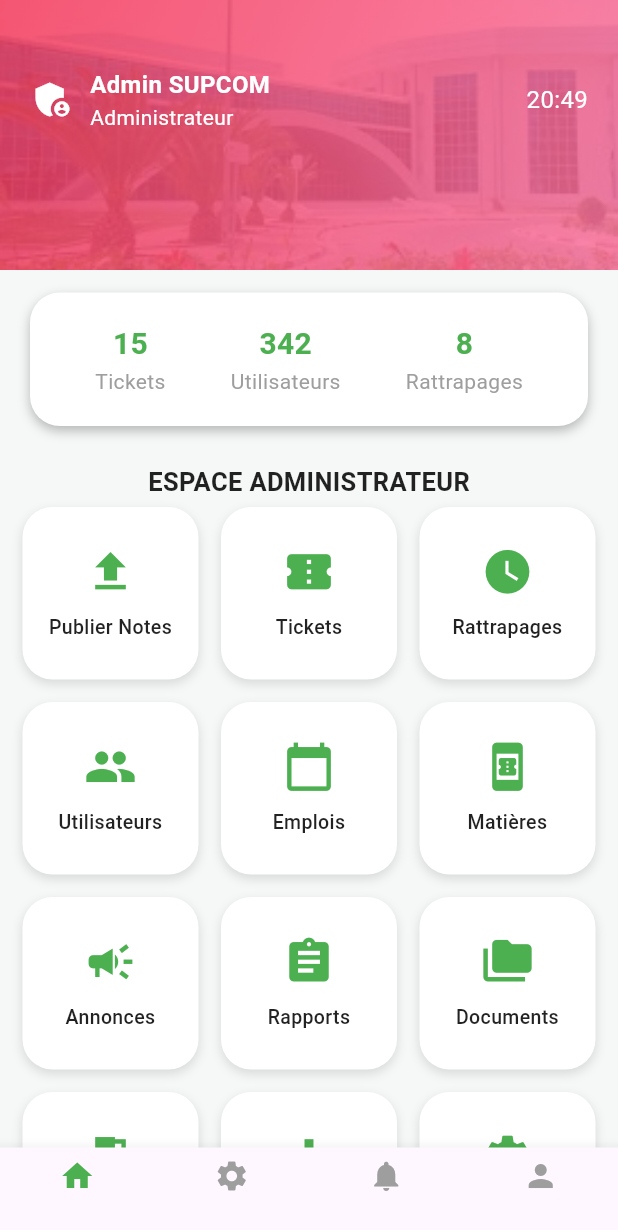
After one commit to Zaynebblk/MobileProj, a Flutter app: the AdminHomePage screen opened by its route, on a phone screen of 412 x 824 dp. The commit adds this screen. Shown: the top 1230 px of the screen. Run offline on Flutter 3.47's test engine with Material 3 defaults, Android fonts, the phone set to English and light mode, and no system bars; our stand-ins replace iconsax.

Commit message:
admin+publier notes

```diff
--- a/lib/main.dart
+++ b/lib/main.dart
@@ -2,6 +2,8 @@
 import 'pages/login.dart';
 import 'pages/forgot_password.dart';
 import 'pages/prof.dart';
+import 'pages/notes.dart';
+import 'pages/admin.dart';
 
 
 void main() {
@@ -20,6 +22,8 @@
         "/": (context) => LoginPage(),
         '/forgotpass': (context) => ForgotPasswordPage(),
         '/prof': (context) => const ProfHomePage(),
+        '/admin': (context) => const AdminHomePage(),
+        '/notes': (context) => const PublierNotesPage(),
 
       },
     );
--- /dev/null
+++ b/lib/pages/admin.dart
@@ -0,0 +1,294 @@
+import 'package:flutter/material.dart';
+
+ import 'notes.dart';
+
+class AdminHomePage extends StatelessWidget {
+  const AdminHomePage({super.key});
+
+  @override
+  Widget build(BuildContext context) {
+    return Scaffold(
+      backgroundColor: const Color(0xffF5F8F7),
+      bottomNavigationBar: buildBottomNavBar(),
+      body: SingleChildScrollView(
+        child: Column(
+          children: [
+            _buildHeader(),
+            const SizedBox(height: 15),
+            _buildStatsCard(),
+            const SizedBox(height: 20),
+            _buildSectionTitle("ESPACE ADMINISTRATEUR"),
+            _buildGridMenu(context),
+            const SizedBox(height: 20),
+            _buildSectionTitle("Actions prioritaires"),
+            _buildQuickAction(),
+            const SizedBox(height: 25),
+          ],
+        ),
+      ),
+    );
+  }
+
+  // -------------------------------
+  // HEADER
+  // -------------------------------
+  Widget _buildHeader() {
+    return Stack(
+      children: [
+        Container(
+          height: 180,
+          width: double.infinity,
+          decoration: const BoxDecoration(
+            gradient: LinearGradient(
+              colors: [Color(0xfff23859), Color(0xfffb729e)],
+              begin: Alignment.topLeft,
+              end: Alignment.bottomRight,
+            ),
+          ),
+        ),
+
+        Positioned.fill(
+          child: Opacity(
+            opacity: 0.15,
+            child: Image(
+              image: AssetImage("assets/imgs/supcom.jpg"),
+              fit: BoxFit.cover,
+            ),
+          ),
+        ),
+
+        Positioned(
+          top: 45,
+          left: 20,
+          right: 20,
+          child: Row(
+            mainAxisAlignment: MainAxisAlignment.spaceBetween,
+            children: [
+              Row(
+                children: [
+                  const Icon(Icons.admin_panel_settings,
+                      color: Colors.white, size: 30),
+                  const SizedBox(width: 10),
+                  Column(
+                    crossAxisAlignment: CrossAxisAlignment.start,
+                    children: const [
+                      Text("Admin SUPCOM",
+                          style: TextStyle(
+                              color: Colors.white,
+                              fontSize: 16,
+                              fontWeight: FontWeight.bold)),
+                      Text("Administrateur",
+                          style: TextStyle(color: Colors.white)),
+                    ],
+                  ),
+                ],
+              ),
+              const Text("20:49",
+                  style: TextStyle(color: Colors.white, fontSize: 16)),
+            ],
+          ),
+        )
+      ],
+    );
+  }
+
+  // -------------------------------
+  // STATS CARD
+  // -------------------------------
+  Widget _buildStatsCard() {
+    return Container(
+      margin: const EdgeInsets.symmetric(horizontal: 20),
+      padding: const EdgeInsets.symmetric(vertical: 20),
+      decoration: BoxDecoration(
+          color: Colors.white,
+          borderRadius: BorderRadius.circular(20),
+          boxShadow: [
+            BoxShadow(color: Colors.black26, blurRadius: 6, offset: Offset(0, 3))
+          ]),
+      child: Row(
+        mainAxisAlignment: MainAxisAlignment.spaceEvenly,
+        children: [
+          _singleStat("15", "Tickets"),
+          _singleStat("342", "Utilisateurs"),
+          _singleStat("8", "Rattrapages"),
+        ],
+      ),
+    );
+  }
+
+  Widget _singleStat(String value, String label) {
+    return Column(
+      children: [
+        Text(value,
+            style: const TextStyle(
+                color: Colors.green,
+                fontSize: 20,
+                fontWeight: FontWeight.bold)),
+        Text(label, style: const TextStyle(color: Colors.grey)),
+      ],
+    );
+  }
+
+  // -------------------------------
+  // SECTION TITLE
+  // -------------------------------
+  Widget _buildSectionTitle(String title) {
+    return Padding(
+      padding: const EdgeInsets.symmetric(horizontal: 20, vertical: 5),
+      child: Text(
+        title,
+        style: const TextStyle(
+            fontSize: 17,
+            color: Colors.black87,
+            fontWeight: FontWeight.bold),
+      ),
+    );
+  }
+
+  // -------------------------------
+  // GRID MENU (MODIFIÉ)
+  // -------------------------------
+  Widget _buildGridMenu(BuildContext context) {
+    final items = [
+      {"icon": Icons.upload, "label": "Publier Notes"},
+      {"icon": Icons.confirmation_number, "label": "Tickets"},
+      {"icon": Icons.watch_later, "label": "Rattrapages"},
+
+      {"icon": Icons.group, "label": "Utilisateurs"},
+      {"icon": Icons.calendar_today, "label": "Emplois"},
+      {"icon": Icons.book_online, "label": "Matières"},
+
+      {"icon": Icons.campaign, "label": "Annonces"},
+      {"icon": Icons.assignment, "label": "Rapports"},
+      {"icon": Icons.folder_copy, "label": "Documents"},
+
+      {"icon": Icons.meeting_room, "label": "Salles"},
+      {"icon": Icons.bar_chart, "label": "Statistiques"},
+      {"icon": Icons.settings, "label": "Système"},
+    ];
+
+    return Padding(
+      padding: const EdgeInsets.symmetric(horizontal: 15),
+      child: GridView.builder(
+        shrinkWrap: true,
+        physics: const NeverScrollableScrollPhysics(),
+        itemCount: items.length,
+        gridDelegate: const SliverGridDelegateWithFixedCrossAxisCount(
+            crossAxisCount: 3,
+            mainAxisExtent: 115,
+            crossAxisSpacing: 15,
+            mainAxisSpacing: 15),
+        itemBuilder: (context, index) {
+          return _gridItem(
+            items[index]["icon"] as IconData,
+            items[index]["label"] as String,
+            () {
+              // -------------------------
+              // NAVIGATION ICI
+              // -------------------------
+              switch (items[index]["label"]) {
+                case "Publier Notes":
+                  Navigator.push(
+                     context,
+                     MaterialPageRoute(builder: (context) => PublierNotesPage()),
+                   );
+
+
+                case "Tickets":
+                  break;
+
+                case "Utilisateurs":
+                  break;
+
+                // ajoute les autres si tu veux
+
+                default:
+                  break;
+              }
+            },
+          );
+        },
+      ),
+    );
+  }
+
+  // GRID ITEM (MODIFIÉ AVEC onTap)
+  Widget _gridItem(IconData icon, String label, VoidCallback onTap) {
+    return GestureDetector(
+      onTap: onTap,
+      child: Container(
+        decoration: BoxDecoration(
+            color: Colors.white,
+            borderRadius: BorderRadius.circular(20),
+            boxShadow: [
+              BoxShadow(color: Colors.black12, blurRadius: 5, offset: Offset(0, 3))
+            ]),
+        child: Column(
+          mainAxisAlignment: MainAxisAlignment.center,
+          children: [
+            Icon(icon, color: Colors.green, size: 35),
+            const SizedBox(height: 10),
+            Text(label,
+                textAlign: TextAlign.center,
+                style: const TextStyle(
+                    fontSize: 13,
+                    fontWeight: FontWeight.w500,
+                    color: Colors.black87))
+          ],
+        ),
+      ),
+    );
+  }
+
+  // -------------------------------
+  // QUICK ACTION
+  // -------------------------------
+  Widget _buildQuickAction() {
+    return Container(
+      margin: const EdgeInsets.symmetric(horizontal: 20),
+      padding: const EdgeInsets.all(18),
+      decoration: BoxDecoration(
+          color: Colors.white,
+          borderRadius: BorderRadius.circular(18),
+          boxShadow: [
+            BoxShadow(color: Colors.black26, blurRadius: 6, offset: Offset(0, 2))
+          ]),
+      child: Row(
+        children: [
+          const Icon(Icons.pending_actions,
+              color: Colors.red, size: 30),
+          const SizedBox(width: 15),
+          Column(
+            crossAxisAlignment: CrossAxisAlignment.start,
+            children: const [
+              Text("Traiter les tickets",
+                  style: TextStyle(
+                      fontSize: 15,
+                      fontWeight: FontWeight.bold)),
+              Text("15 tickets en attente",
+                  style: TextStyle(color: Colors.grey)),
+            ],
+          )
+        ],
+      ),
+    );
+  }
+
+  // -------------------------------
+  // BOTTOM NAVIGATION BAR
+  // -------------------------------
+  Widget buildBottomNavBar() {
+    return BottomNavigationBar(
+      selectedItemColor: Colors.green,
+      unselectedItemColor: Colors.grey,
+      currentIndex: 0,
+      type: BottomNavigationBarType.fixed,
+      items: const [
+        BottomNavigationBarItem(icon: Icon(Icons.home), label: ''),
+        BottomNavigationBarItem(icon: Icon(Icons.settings), label: ''),
+        BottomNavigationBarItem(icon: Icon(Icons.notifications), label: ''),
+        BottomNavigationBarItem(icon: Icon(Icons.person), label: ''),
+      ],
+    );
+  }
+}
--- a/pubspec.yaml
+++ b/pubspec.yaml
@@ -31,6 +31,8 @@ dependencies:
   flutter:
     sdk: flutter
 
+  iconsax: ^0.0.8
+
   # The following adds the Cupertino Icons font to your application.
   # Use with the CupertinoIcons class for iOS style icons.
   cupertino_icons: ^1.0.8
@@ -38,6 +40,9 @@ dependencies:
 dev_dependencies:
   flutter_test:
     sdk: flutter
+
+
+
 
   # The "flutter_lints" package below contains a set of recommended lints to
   # encourage good coding practices. The lint set provided by the package is
```
Also changed, not shown: lib/pages/login.dart (+6 -2 lines), lib/pages/notes.dart (added, +252 -0 lines), pubspec.lock.
